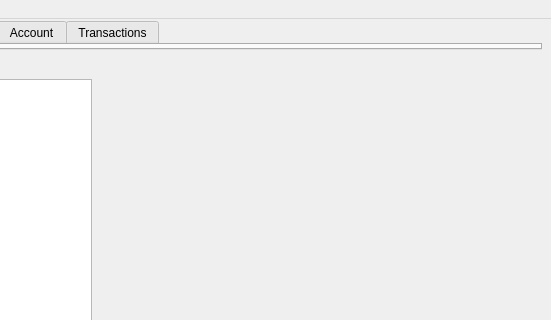
First picture: the form in src/qt/plasmacoin-ui/mainwindow.ui, repository plasmacoin-crypto/Plasmacoin-Blockchain, before the edit; both pictures show x 249 to 800 and y 0 to 320 of the 800 by 600 pixel window.
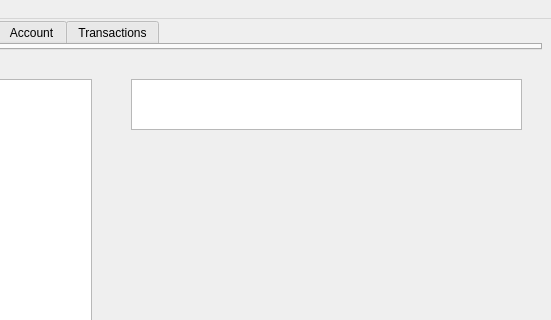
Second picture: the form after the edit. The open tabs and pages were chosen to show the change. Icons and pictures are not drawn.

What changed in the file:
```diff
--- a/src/qt/plasmacoin-ui/mainwindow.ui
+++ b/src/qt/plasmacoin-ui/mainwindow.ui
@@ -155,6 +155,16 @@
        </rect>
       </property>
      </widget>
+     <widget class="QTextBrowser" name="header">
+      <property name="geometry">
+       <rect>
+        <x>380</x>
+        <y>30</y>
+        <width>391</width>
+        <height>51</height>
+       </rect>
+      </property>
+     </widget>
     </widget>
     <widget class="QWidget" name="addressBook">
      <widget class="QDialogButtonBox" name="buttonBox">
```
Left out of the diff: 4 changed lines with no effect on the pictures.
